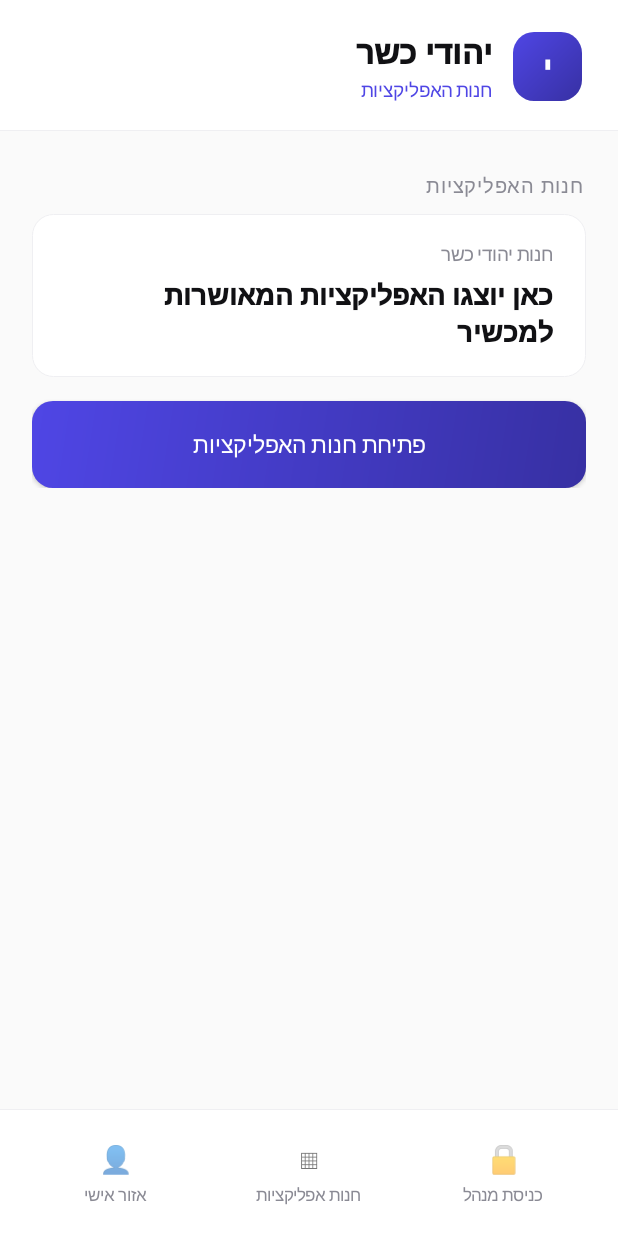
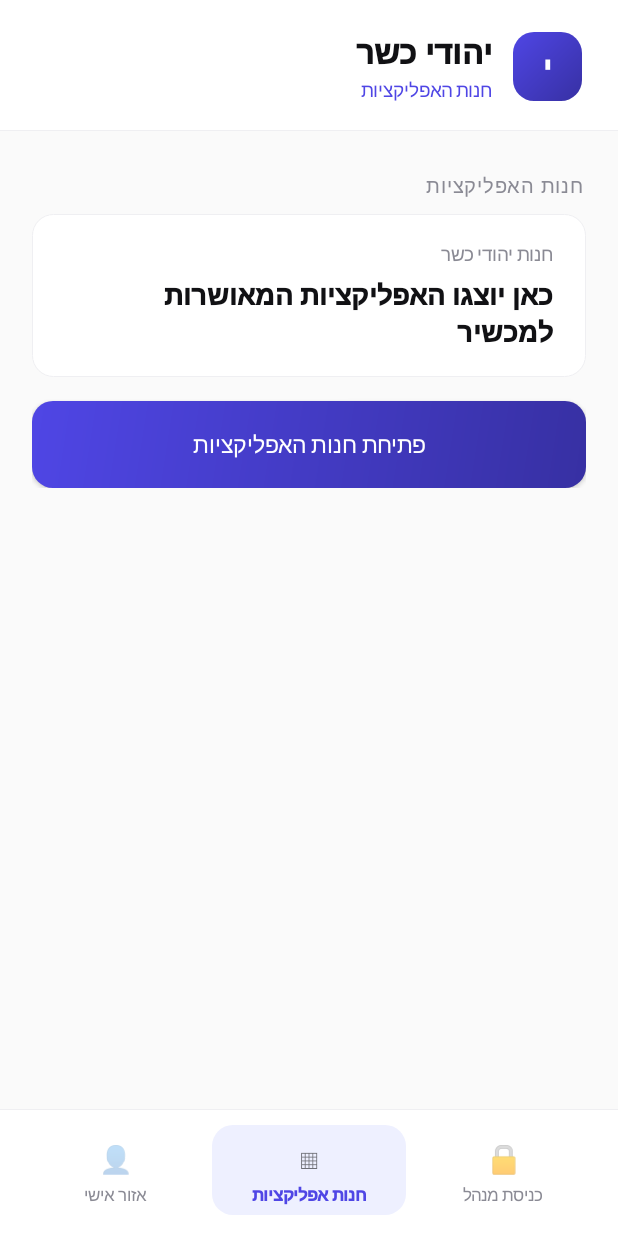
Before and after one commit to 05484ym-max/android-mdm-system, an Android app: the CustomerActivity screen opened directly, with no data from a screen before it, on a phone screen of 412 x 824 dp. Run offline under Robolectric (Android 15) with nearby library versions, the phone set to English and light mode, and no system bars.

Commit message:
Highlight the active tab in the bottom navigation
Personal area and app store tabs now show a colored pill background,
accent-colored bold label, and full-opacity icon when that screen is
currently open, so it's clear which state you're in.

Co-Authored-By: Claude Sonnet 5 <noreply@anthropic.com>
Claude-Session: https://claude.ai/code/session_01XLUnXRdGJWvS23VSUeCoDB

```diff
--- a/dpc-app/app/src/main/java/org/mdmopen/dpc/CustomerActivity.kt
+++ b/dpc-app/app/src/main/java/org/mdmopen/dpc/CustomerActivity.kt
@@ -20,8 +20,12 @@ import android.widget.Toast
 
 class CustomerActivity : Activity() {
 
+    private data class NavItem(val container: LinearLayout, val icon: TextView, val label: TextView)
+
     private lateinit var contentArea: LinearLayout
     private lateinit var topSubtitle: TextView
+    private lateinit var personalNavItem: NavItem
+    private lateinit var storeNavItem: NavItem
 
     private val BG = "#FAFAFA"
     private val CARD = "#FFFFFF"
@@ -30,6 +34,7 @@ class CustomerActivity : Activity() {
     private val MUTED = "#8A8A94"
     private val ACCENT = "#4F46E5"
     private val ACCENT_DEEP = "#3730A3"
+    private val ACCENT_TINT = "#EEF0FF"
 
     private val heavyFont = Typeface.create("sans-serif-black", Typeface.NORMAL)
     private val mediumFont = Typeface.create("sans-serif-medium", Typeface.NORMAL)
@@ -132,16 +137,20 @@ class CustomerActivity : Activity() {
             setPadding(dp(12), dp(10), dp(12), dp(14))
         }
 
+        personalNavItem = navButton("👤", "אזור אישי") { showPersonalArea() }
+        storeNavItem = navButton("▦", "חנות אפליקציות") { showAppStore() }
+        val adminNavItem = navButton("🔒", "כניסת מנהל") { openAdminLogin() }
+
         row.addView(
-            navButton("👤", "אזור אישי") { showPersonalArea() },
+            personalNavItem.container,
             LinearLayout.LayoutParams(0, ViewGroup.LayoutParams.WRAP_CONTENT, 1f)
         )
         row.addView(
-            navButton("▦", "חנות אפליקציות") { showAppStore() },
+            storeNavItem.container,
             LinearLayout.LayoutParams(0, ViewGroup.LayoutParams.WRAP_CONTENT, 1f)
         )
         row.addView(
-            navButton("🔒", "כניסת מנהל") { openAdminLogin() },
+            adminNavItem.container,
             LinearLayout.LayoutParams(0, ViewGroup.LayoutParams.WRAP_CONTENT, 1f)
         )
 
@@ -153,35 +162,59 @@ class CustomerActivity : Activity() {
         icon: String,
         label: String,
         action: () -> Unit
-    ): LinearLayout {
-        return LinearLayout(this).apply {
+    ): NavItem {
+        val iconView = TextView(this).apply {
+            text = icon
+            textSize = 18f
+            gravity = Gravity.CENTER
+        }
+        val labelView = TextView(this).apply {
+            text = label
+            textSize = 11f
+            typeface = mediumFont
+            setTextColor(Color.parseColor(MUTED))
+            gravity = Gravity.CENTER
+            setPadding(0, dp(4), 0, 0)
+        }
+
+        val container = LinearLayout(this).apply {
             orientation = LinearLayout.VERTICAL
             gravity = Gravity.CENTER
             setPadding(dp(4), dp(10), dp(4), dp(6))
             isClickable = true
             isFocusable = true
 
-            addView(TextView(this@CustomerActivity).apply {
-                text = icon
-                textSize = 18f
-                gravity = Gravity.CENTER
-            })
-            addView(TextView(this@CustomerActivity).apply {
-                text = label
-                textSize = 11f
-                typeface = mediumFont
-                setTextColor(Color.parseColor(MUTED))
-                gravity = Gravity.CENTER
-                setPadding(0, dp(4), 0, 0)
-            })
+            addView(iconView)
+            addView(labelView)
 
             setOnClickListener { action() }
+        }
+
+        return NavItem(container, iconView, labelView)
+    }
+
+    private fun setActiveNav(active: NavItem) {
+        for (item in listOf(personalNavItem, storeNavItem)) {
+            val isActive = item === active
+            item.icon.alpha = if (isActive) 1f else 0.5f
+            item.label.typeface = if (isActive) heavyFont else mediumFont
+            item.label.setTextColor(Color.parseColor(if (isActive) ACCENT else MUTED))
+            item.container.background =
+                if (isActive) roundedTint(ACCENT_TINT, dp(14).toFloat()) else null
+        }
+    }
+
+    private fun roundedTint(color: String, radius: Float): GradientDrawable {
+        return GradientDrawable().apply {
+            setColor(Color.parseColor(color))
+            cornerRadius = radius
         }
     }
 
 
     private fun showAppStore() {
         topSubtitle.text = "חנות האפליקציות"
+        setActiveNav(storeNavItem)
         contentArea.removeAllViews()
 
         contentArea.addView(
@@ -257,6 +290,7 @@ class CustomerActivity : Activity() {
 
     private fun showPersonalArea() {
         topSubtitle.text = "האזור האישי שלך"
+        setActiveNav(personalNavItem)
         contentArea.removeAllViews()
 
         contentArea.addView(sectionTitle("האזור האישי"))
```
